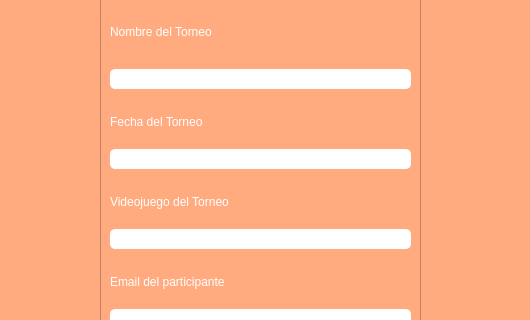
The window that src/Ui/Torneo.ui (Amigud/PixelPlanet) describes before a commit, drawn with Qt 5; both pictures show x 0 to 530 and y 171 to 491 of the 530 by 621 pixel window.
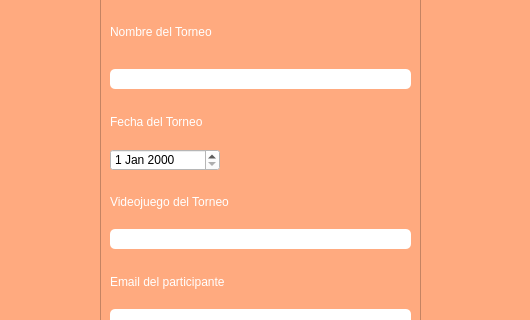
The same window after the commit.

Commit message: Finalizado crear Torneos

Diff of the .ui file:
```diff
--- a/src/Ui/Torneo.ui
+++ b/src/Ui/Torneo.ui
@@ -103,23 +103,6 @@
       <string/>
      </property>
     </widget>
-    <widget class="QLineEdit" name="fechaEdit">
-     <property name="geometry">
-      <rect>
-       <x>10</x>
-       <y>150</y>
-       <width>301</width>
-       <height>20</height>
-      </rect>
-     </property>
-     <property name="styleSheet">
-      <string notr="true">background-color: rgb(255, 255, 255);
-border-radius:5px;</string>
-     </property>
-     <property name="placeholderText">
-      <string/>
-     </property>
-    </widget>
     <widget class="QLineEdit" name="videojuegoEdit">
      <property name="geometry">
       <rect>
@@ -230,6 +213,19 @@
       <string/>
      </property>
     </widget>
+    <widget class="QDateEdit" name="fechaEdit">
+     <property name="geometry">
+      <rect>
+       <x>10</x>
+       <y>150</y>
+       <width>110</width>
+       <height>22</height>
+      </rect>
+     </property>
+     <property name="styleSheet">
+      <string notr="true">background-color: rgb(255, 255, 255);</string>
+     </property>
+    </widget>
    </widget>
   </widget>
  </widget>
```
The commit also changes 10 other files.
